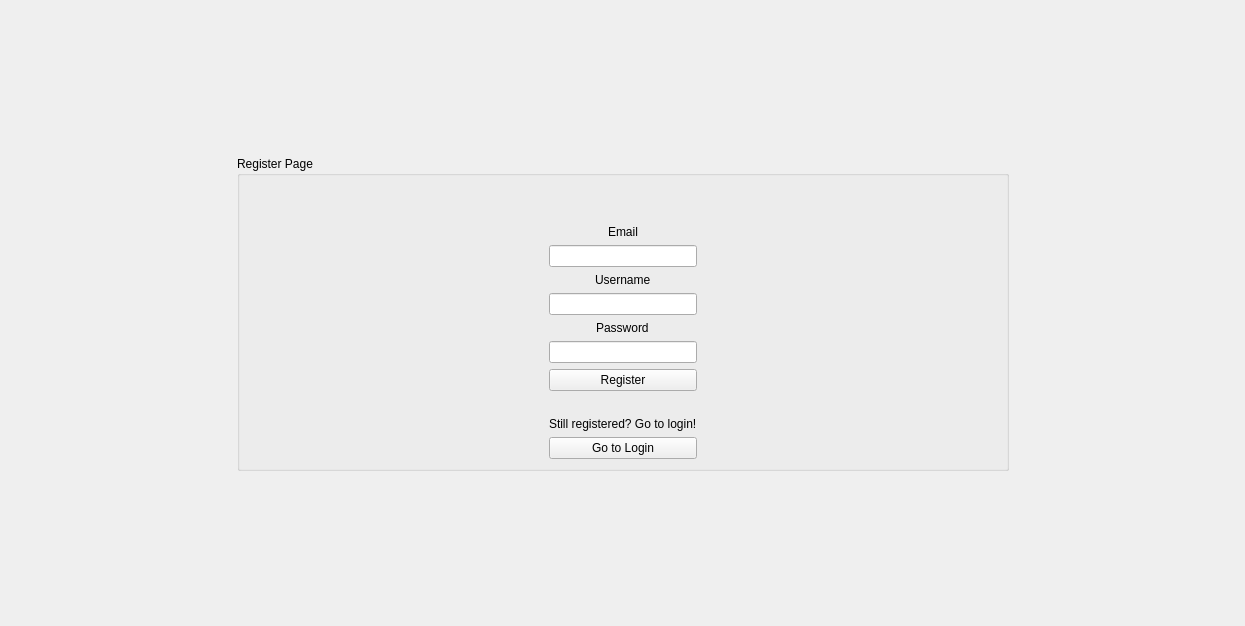
Qt form client/client/src/register_page.ui (v-mk-s/StartYourProject) before a commit.
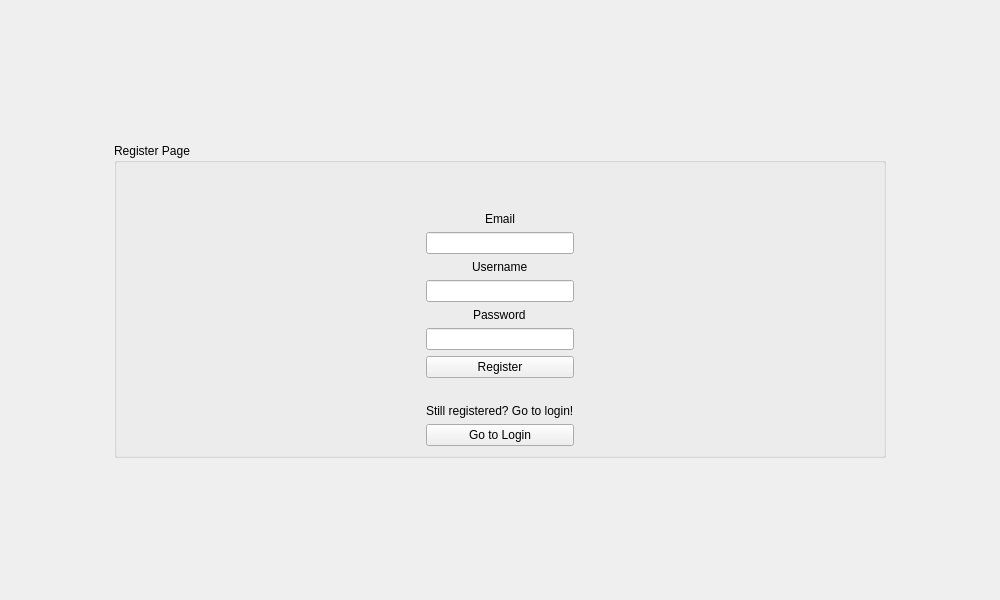
The same form after that commit.

```diff
--- a/client/client/src/register_page.ui
+++ b/client/client/src/register_page.ui
@@ -6,8 +6,8 @@
    <rect>
     <x>0</x>
     <y>0</y>
-    <width>1245</width>
-    <height>626</height>
+    <width>1000</width>
+    <height>600</height>
    </rect>
   </property>
   <property name="windowTitle">
```
